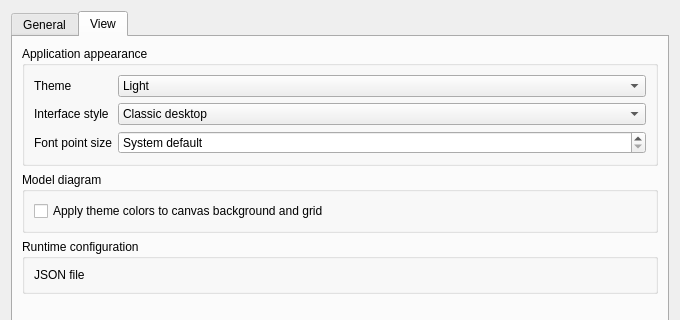
First picture: the form in source/applications/gui/qt/GenesysQtGUI/dialogs/dialogsystempreferences.ui, repository rlcancian/Genesys-Simulator, before the edit; both pictures show x 0 to 680 and y 0 to 320 of the 680 by 520 pixel window.
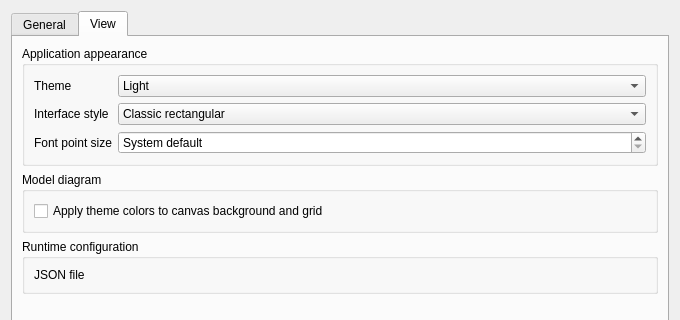
Second picture: the form after the edit. The open tabs and pages were chosen to show the change.

Patch:
```diff
--- a/source/applications/gui/qt/GenesysQtGUI/dialogs/dialogsystempreferences.ui
+++ b/source/applications/gui/qt/GenesysQtGUI/dialogs/dialogsystempreferences.ui
@@ -184,7 +184,7 @@
            <widget class="QComboBox" name="comboBoxInterfaceStyle">
             <item>
              <property name="text">
-              <string>Classic desktop</string>
+              <string>Classic rectangular</string>
              </property>
             </item>
             <item>
```
Left out of the diff: 2 changed lines with no effect on the pictures.
